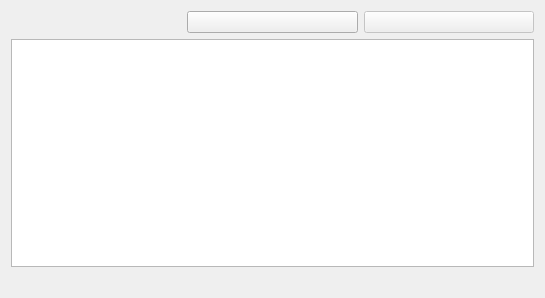
First picture: the form in languages/plugins/custom-definesandincludes/kcm_widget/includeswidget.ui, repository KDE/kdevelop, before the edit.
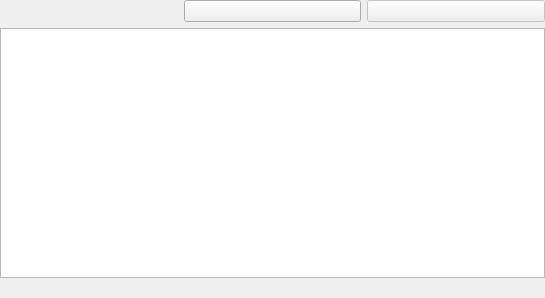
Second picture: the form after the edit. Icons and pictures are not drawn. Custom widgets are drawn as their Qt base class.

Commit message: Remove margins. Change GUI items placement.

```diff
--- a/languages/plugins/custom-definesandincludes/kcm_widget/includeswidget.ui
+++ b/languages/plugins/custom-definesandincludes/kcm_widget/includeswidget.ui
@@ -11,6 +11,9 @@
    </rect>
   </property>
   <layout class="QGridLayout" name="gridLayout">
+   <property name="margin">
+    <number>0</number>
+   </property>
    <item row="0" column="0">
     <layout class="QHBoxLayout" name="horizontalLayout_3">
      <item>
```
The commit also changes 1 other file.
